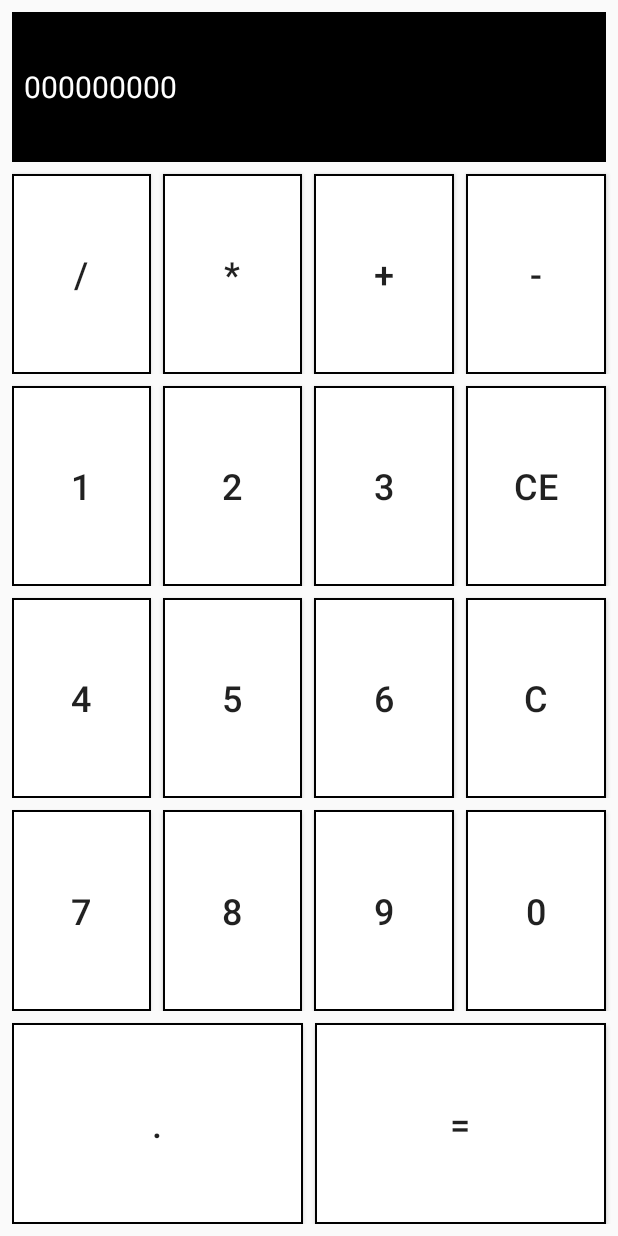
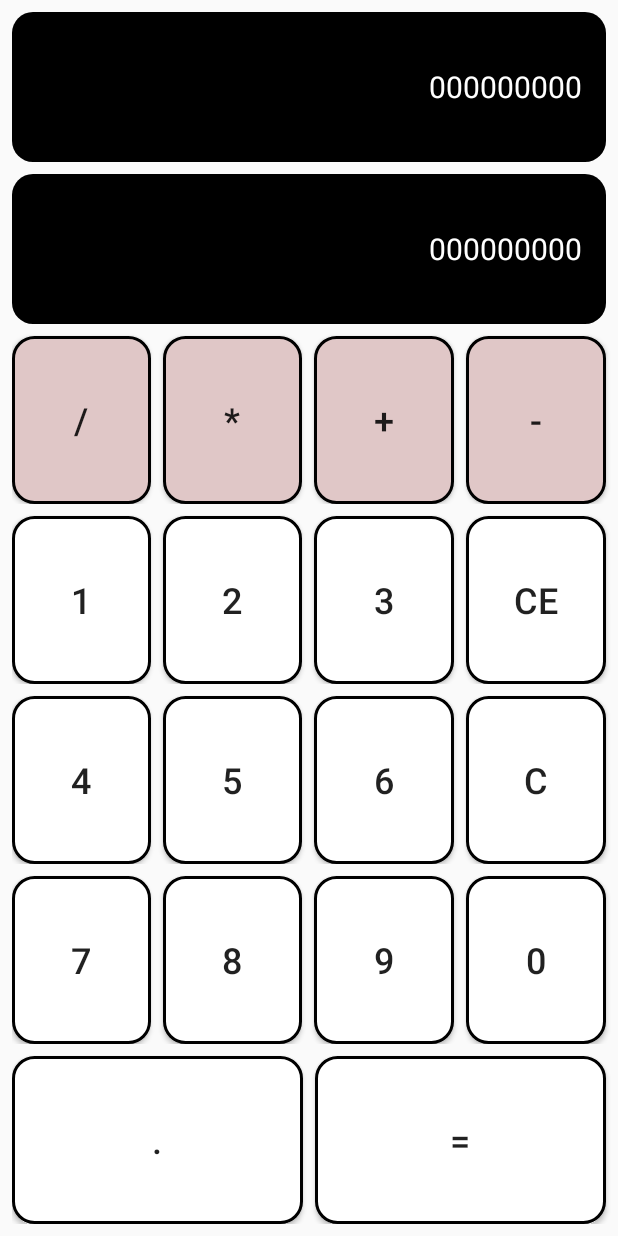
Before and after one commit to panic8050/simpleCalc, an Android app: the screen it shows after launch (MainActivity), on a phone screen of 412 x 824 dp. Run offline under Robolectric (Android 15) with nearby library versions, the phone set to English and light mode, and no system bars.

Commit message:
added style for operation buttons

```diff
--- a/app/src/main/java/com/example/simplecalc/MainActivity.java
+++ b/app/src/main/java/com/example/simplecalc/MainActivity.java
@@ -1,14 +1,18 @@
 package com.example.simplecalc;
 
 import android.os.Bundle;
+
 import androidx.appcompat.app.AppCompatActivity;
 
+
 public class MainActivity extends AppCompatActivity {
+
 
     @Override
     protected void onCreate(Bundle savedInstanceState) {
         super.onCreate(savedInstanceState);
         setContentView(R.layout.activity_main);
+
+
     }
-
 }
--- a/app/src/main/res/drawable/bg_button_number.xml
+++ b/app/src/main/res/drawable/bg_button_number.xml
@@ -1,9 +1,10 @@
 <?xml version="1.0" encoding="utf-8"?>
 <selector xmlns:android="http://schemas.android.com/apk/res/android">
-    <item>
-        <shape android:shape="rectangle">
-            <solid android:color="@color/colorWhite" />
-            <stroke android:width="1dp" android:color="@color/colorBlack"/>
-        </shape>
-    </item>
+<item>
+    <shape android:shape="rectangle">
+        <solid android:color="@color/colorWhite" />
+        <corners android:radius="@dimen/text_size_h"/>
+        <stroke android:width="2dp" android:color="@color/colorBlack"/>
+    </shape>
+</item>
 </selector>
--- /dev/null
+++ b/app/src/main/res/drawable/bg_button_operation.xml
@@ -0,0 +1,10 @@
+<?xml version="1.0" encoding="utf-8"?>
+<selector xmlns:android="http://schemas.android.com/apk/res/android">
+    <item>
+        <shape android:shape="rectangle">
+            <solid android:color="@color/colorSecondary" />
+            <corners android:radius="@dimen/text_size_h"/>
+            <stroke android:width="2dp" android:color="@color/colorBlack"/>
+        </shape>
+    </item>
+</selector>
--- /dev/null
+++ b/app/src/main/res/drawable/bg_field.xml
@@ -0,0 +1,9 @@
+<?xml version="1.0" encoding="utf-8"?>
+<selector xmlns:android="http://schemas.android.com/apk/res/android">
+    <item>
+        <shape android:shape="rectangle">
+            <solid android:color="@color/colorBlack" />
+            <corners android:radius="@dimen/text_size_h"/>
+        </shape>
+    </item>
+</selector>
--- a/app/src/main/res/layout/activity_main.xml
+++ b/app/src/main/res/layout/activity_main.xml
@@ -11,11 +11,29 @@
     tools:ignore="RtlSymmetry">
 
     <TextView
+        android:id="@+id/enteredNumbersTextView"
         android:layout_width="match_parent"
         android:layout_height="@dimen/result_height"
         android:layout_marginEnd="@dimen/margin_default_calc"
-        android:background="@color/colorBlack"
-        android:gravity="center_vertical"
+        android:layout_marginBottom="@dimen/margin_h"
+        android:background="@drawable/bg_field"
+        android:gravity="end|center_vertical"
+        android:padding="@dimen/padding_h"
+        android:paddingStart="@dimen/padding_xh"
+        android:paddingEnd="@dimen/padding_xh"
+        android:text="@string/defaultValue"
+        android:textColor="@color/colorWhite"
+        android:textSize="@dimen/text_size_xxxh" />
+
+    <TextView
+        android:id="@+id/finalResultTextView"
+        android:paddingStart="@dimen/padding_xh"
+        android:paddingEnd="@dimen/padding_xh"
+        android:layout_width="match_parent"
+        android:layout_height="@dimen/result_height"
+        android:layout_marginEnd="@dimen/margin_default_calc"
+        android:background="@drawable/bg_field"
+        android:gravity="end|center_vertical"
         android:padding="@dimen/padding_h"
         android:text="@string/defaultValue"
         android:textColor="@color/colorWhite"
@@ -28,19 +46,23 @@
         <LinearLayout style="@style/LinearHorizontalWeight">
 
             <Button
-                style="@style/ButtonNumberStyle"
+                android:id="@+id/bntDivision"
+                style="@style/ButtonOperation"
                 android:text="@string/divide" />
 
             <Button
-                style="@style/ButtonNumberStyle"
+                android:id="@+id/btnMultiply"
+                style="@style/ButtonOperation"
                 android:text="@string/multiply" />
 
             <Button
-                style="@style/ButtonNumberStyle"
+                android:id="@+id/btnPlus"
+                style="@style/ButtonOperation"
                 android:text="@string/plus" />
 
             <Button
-                style="@style/ButtonNumberStyle"
+                android:id="@+id/btnMinus"
+                style="@style/ButtonOperation"
                 android:text="@string/minus" />
 
         </LinearLayout>
@@ -48,19 +70,24 @@
         <LinearLayout style="@style/LinearHorizontalWeight">
 
             <Button
-                style="@style/ButtonNumberStyle"
+                android:id="@+id/btnOne"
+                style="@style/ButtonNumber"
                 android:text="@string/one" />
 
             <Button
-                style="@style/ButtonNumberStyle"
+                android:id="@+id/btnTwo"
+                style="@style/ButtonNumber"
                 android:text="@string/two" />
 
             <Button
-                style="@style/ButtonNumberStyle"
+                android:id="@+id/btnThree"
+                style="@style/ButtonNumber"
                 android:text="@string/three" />
 
             <Button
-                style="@style/ButtonNumberStyle"
+                android:id="@+id/btnCleanTextView"
+
+                style="@style/ButtonNumber"
                 android:text="@string/button_clear" />
 
         </LinearLayout>
@@ -68,19 +95,23 @@
         <LinearLayout style="@style/LinearHorizontalWeight">
 
             <Button
-                style="@style/ButtonNumberStyle"
+                android:id="@+id/btnFour"
+                style="@style/ButtonNumber"
                 android:text="@string/four" />
 
             <Button
-                style="@style/ButtonNumberStyle"
+                android:id="@+id/btnFive"
+                style="@style/ButtonNumber"
                 android:text="@string/five" />
 
             <Button
-                style="@style/ButtonNumberStyle"
+                android:id="@+id/btnSix"
+                style="@style/ButtonNumber"
                 android:text="@string/six" />
 
             <Button
-                style="@style/ButtonNumberStyle"
+                android:id="@+id/btnBackSpace"
+                style="@style/ButtonNumber"
                 android:text="@string/c" />
 
         </LinearLayout>
@@ -88,19 +119,23 @@
         <LinearLayout style="@style/LinearHorizontalWeight">
 
             <Button
-                style="@style/ButtonNumberStyle"
+                android:id="@+id/btnSeven"
+                style="@style/ButtonNumber"
                 android:text="@string/seven" />
 
             <Button
-                style="@style/ButtonNumberStyle"
+                android:id="@+id/btnEight"
+                style="@style/ButtonNumber"
                 android:text="@string/eight" />
 
             <Button
-                style="@style/ButtonNumberStyle"
+                android:id="@+id/btnNine"
+                style="@style/ButtonNumber"
                 android:text="@string/nine" />
 
             <Button
-                style="@style/ButtonNumberStyle"
+                android:id="@+id/btnZero"
+                style="@style/ButtonNumber"
                 android:text="@string/zero" />
 
         </LinearLayout>
@@ -108,11 +143,13 @@
         <LinearLayout style="@style/LinearHorizontalWeight">
 
             <Button
-                style="@style/ButtonNumberStyle"
+                android:id="@+id/btnDot"
+                style="@style/ButtonNumber"
                 android:text="@string/dot" />
 
             <Button
-                style="@style/ButtonNumberStyle"
+                android:id="@+id/btnEquals"
+                style="@style/ButtonNumber"
                 android:text="@string/equals" />
 
         </LinearLayout>
--- a/app/src/main/res/values/colors.xml
+++ b/app/src/main/res/values/colors.xml
@@ -6,5 +6,6 @@
     <color name="colorBruze">#03A9F4</color>
     <color name="colorDarkGrey">#FA2A2C29</color>
     <color name="colorWhite">#FFFFFF</color>
+    <color name="colorSecondary">#E0C7C7</color>
     <color name="colorBlack">#000000</color>
 </resources>
--- a/app/src/main/res/values/styles.xml
+++ b/app/src/main/res/values/styles.xml
@@ -8,7 +8,7 @@
         <item name="colorAccent">@color/colorAccent</item>
     </style>
 
-    <style name="ButtonNumberStyle">
+    <style name="ButtonNumber">
         <item name="android:textSize">24sp</item>
         <item name="android:background">@drawable/bg_button_number</item>
         <item name="android:layout_marginEnd">@dimen/margin_default_calc</item>
@@ -16,6 +16,10 @@
         <item name="android:layout_width">0dp</item>
         <item name="android:layout_height">match_parent</item>
         <item name="android:layout_weight">1</item>
+    </style>
+
+    <style name="ButtonOperation" parent="ButtonNumber">
+        <item name="android:background">@drawable/bg_button_operation</item>
     </style>
 
     <style name="Match">
@@ -30,4 +34,8 @@
         <item name="android:orientation">horizontal</item>
     </style>
 
+    <style name="TextViewHorizontal">
+
+    </style>
+
 </resources>
```
